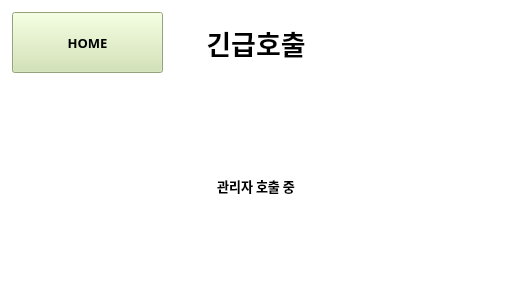
Qt form untitled3.ui (CSeJin/project-deguli) before a commit.
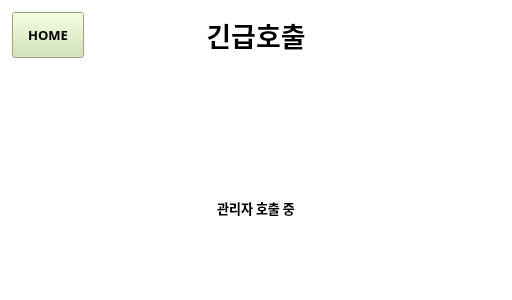
The same form after that commit. Icons and pictures are not drawn.

Commit message: 긴급호출 ui 수정

Patch:
```diff
--- a/untitled3.ui
+++ b/untitled3.ui
@@ -41,13 +41,42 @@
    </property>
    <layout class="QGridLayout" name="gridLayout_3">
     <item row="1" column="0">
-     <layout class="QGridLayout" name="gridLayout" rowstretch="0,0,0,0,0,0" columnstretch="0,0,0,0,0">
+     <layout class="QGridLayout" name="gridLayout" rowstretch="0,0,0,0,0,0,0,0,0" columnstretch="1,1,2,1,1">
       <property name="sizeConstraint">
        <enum>QLayout::SetDefaultConstraint</enum>
       </property>
+      <property name="horizontalSpacing">
+       <number>6</number>
+      </property>
       <property name="verticalSpacing">
        <number>5</number>
       </property>
+      <item row="1" column="0">
+       <widget class="QPushButton" name="btn_home">
+        <property name="sizePolicy">
+         <sizepolicy hsizetype="Expanding" vsizetype="Expanding">
+          <horstretch>0</horstretch>
+          <verstretch>0</verstretch>
+         </sizepolicy>
+        </property>
+        <property name="font">
+         <font>
+          <family>Malgun Gothic</family>
+          <pointsize>10</pointsize>
+          <weight>75</weight>
+          <bold>true</bold>
+         </font>
+        </property>
+        <property name="styleSheet">
+         <string notr="true">background-color: #cfe3ac;
+margin: 3px;
+padding: 5px;</string>
+        </property>
+        <property name="text">
+         <string> HOME </string>
+        </property>
+       </widget>
+      </item>
       <item row="1" column="1" colspan="3">
        <widget class="QLabel" name="title">
         <property name="sizePolicy">
@@ -72,7 +101,7 @@
         </property>
        </widget>
       </item>
-      <item row="5" column="2">
+      <item row="8" column="2">
        <widget class="QLabel" name="label_2">
         <property name="sizePolicy">
          <sizepolicy hsizetype="Expanding" vsizetype="Expanding">
@@ -89,76 +118,7 @@
         </property>
        </widget>
       </item>
-      <item row="2" column="4">
-       <widget class="QLabel" name="label_4">
-        <property name="sizePolicy">
-         <sizepolicy hsizetype="Expanding" vsizetype="Expanding">
-          <horstretch>0</horstretch>
-          <verstretch>0</verstretch>
-         </sizepolicy>
-        </property>
-        <property name="text">
-         <string/>
-        </property>
-       </widget>
-      </item>
-      <item row="1" column="0">
-       <widget class="QPushButton" name="btn_home">
-        <property name="sizePolicy">
-         <sizepolicy hsizetype="Expanding" vsizetype="Expanding">
-          <horstretch>0</horstretch>
-          <verstretch>0</verstretch>
-         </sizepolicy>
-        </property>
-        <property name="font">
-         <font>
-          <family>Malgun Gothic</family>
-          <pointsize>10</pointsize>
-          <weight>75</weight>
-          <bold>true</bold>
-         </font>
-        </property>
-        <property name="styleSheet">
-         <string notr="true">background-color: #cfe3ac;
-margin: 3px;
-padding: 5px;</string>
-        </property>
-        <property name="text">
-         <string> HOME </string>
-        </property>
-       </widget>
-      </item>
-      <item row="3" column="2">
-       <widget class="QLabel" name="emr_label">
-        <property name="sizePolicy">
-         <sizepolicy hsizetype="Expanding" vsizetype="Expanding">
-          <horstretch>0</horstretch>
-          <verstretch>0</verstretch>
-         </sizepolicy>
-        </property>
-        <property name="font">
-         <font>
-          <family>Malgun Gothic</family>
-          <pointsize>10</pointsize>
-          <weight>75</weight>
-          <bold>true</bold>
-         </font>
-        </property>
-        <property name="layoutDirection">
-         <enum>Qt::LeftToRight</enum>
-        </property>
-        <property name="styleSheet">
-         <string notr="true"/>
-        </property>
-        <property name="text">
-         <string>관리자 호출 중</string>
-        </property>
-        <property name="alignment">
-         <set>Qt::AlignCenter</set>
-        </property>
-       </widget>
-      </item>
-      <item row="2" column="2">
+      <item row="6" column="2">
        <widget class="QLabel" name="emr_light_img">
         <property name="sizePolicy">
          <sizepolicy hsizetype="Expanding" vsizetype="Expanding">
@@ -189,6 +149,49 @@
         </property>
        </widget>
       </item>
+      <item row="2" column="4">
+       <widget class="QLabel" name="label_4">
+        <property name="sizePolicy">
+         <sizepolicy hsizetype="Expanding" vsizetype="Expanding">
+          <horstretch>0</horstretch>
+          <verstretch>0</verstretch>
+         </sizepolicy>
+        </property>
+        <property name="text">
+         <string/>
+        </property>
+       </widget>
+      </item>
+      <item row="7" column="2">
+       <widget class="QLabel" name="emr_label">
+        <property name="sizePolicy">
+         <sizepolicy hsizetype="Expanding" vsizetype="Expanding">
+          <horstretch>0</horstretch>
+          <verstretch>0</verstretch>
+         </sizepolicy>
+        </property>
+        <property name="font">
+         <font>
+          <family>Malgun Gothic</family>
+          <pointsize>10</pointsize>
+          <weight>75</weight>
+          <bold>true</bold>
+         </font>
+        </property>
+        <property name="layoutDirection">
+         <enum>Qt::LeftToRight</enum>
+        </property>
+        <property name="styleSheet">
+         <string notr="true"/>
+        </property>
+        <property name="text">
+         <string>관리자 호출 중</string>
+        </property>
+        <property name="alignment">
+         <set>Qt::AlignCenter</set>
+        </property>
+       </widget>
+      </item>
      </layout>
     </item>
    </layout>
```
The commit also changes 3 other files.
